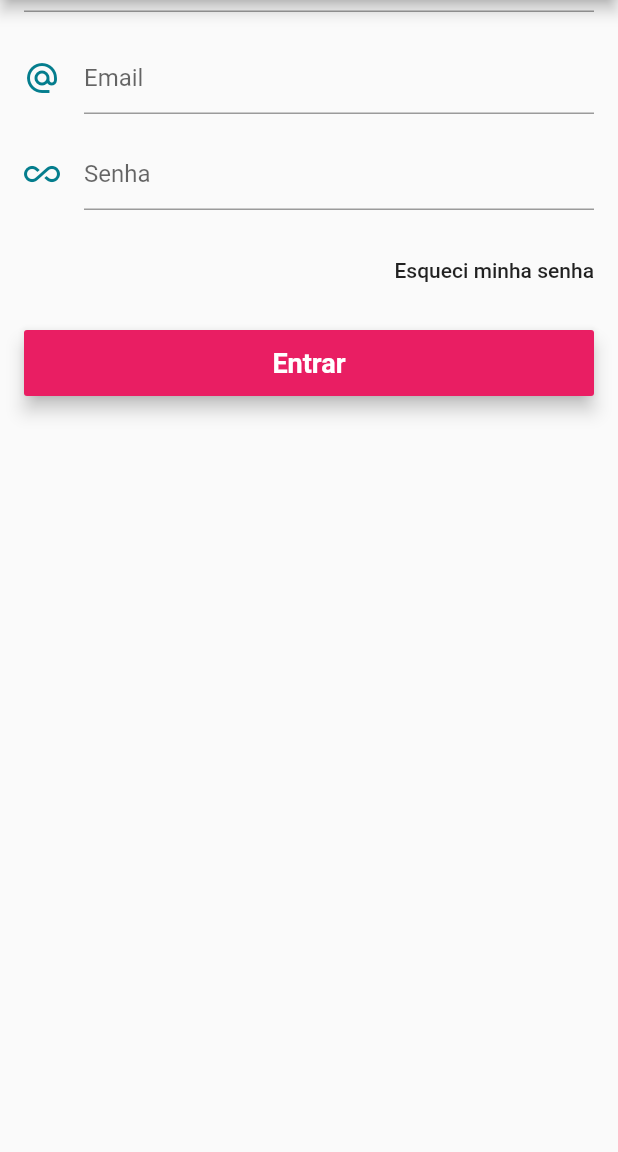
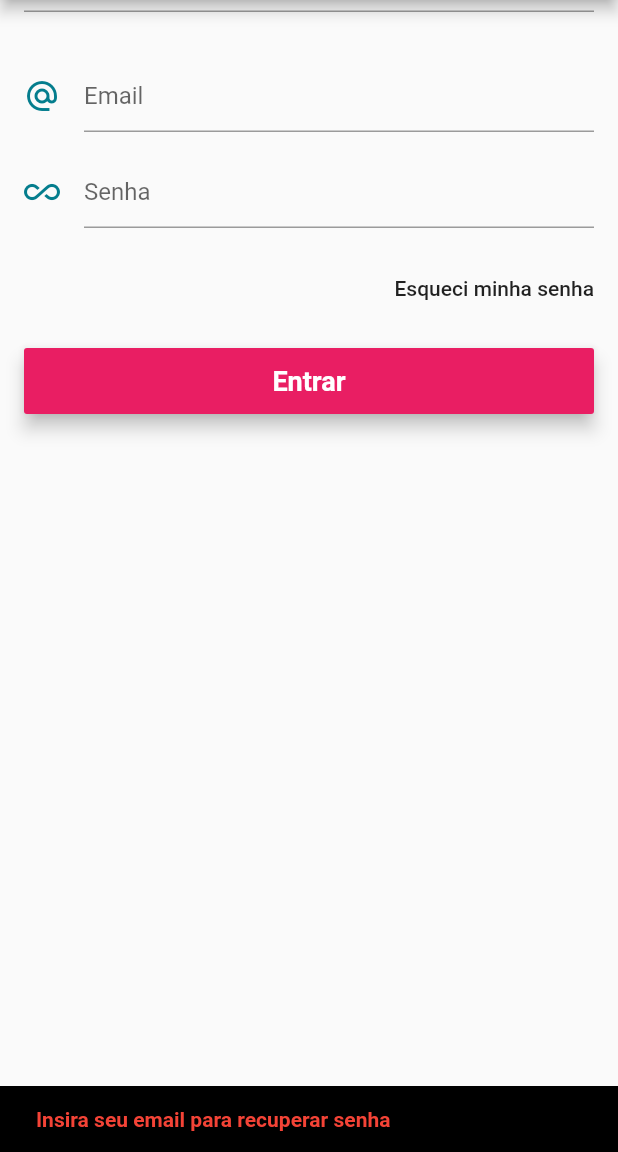
Before and after one commit to ravelinejunior/ecommerce_app, a Flutter app: the LoginScreen screen opened directly, after a tap on "Esqueci minha senha", on a phone screen of 412 x 824 dp, the part 84-1236 px from its top. Run offline on Flutter 3.47's test engine with Material 2 defaults, Android fonts, the phone set to English and light mode, and no system bars; our stand-ins replace carousel_pro, cloud_firestore, firebase_auth, transparent_image; accounts and stored records are empty.

Commit message:
Reset Password

```diff
--- a/lib/model/user_model.dart
+++ b/lib/model/user_model.dart
@@ -84,7 +84,10 @@ class UserModel extends Model {
     notifyListeners();
   }
 
-  void recoverPass() {}
+//recuperar senha
+  void recoverPass(String email) {
+    _auth.sendPasswordResetEmail(email: email);
+  }
 
   bool isLoggedIn() {
     return firebaseUser != null;
--- a/lib/screens/login_screen.dart
+++ b/lib/screens/login_screen.dart
@@ -67,7 +67,7 @@ class _LoginScreenState extends State<LoginScreen> {
                   TextFormField(
                     decoration: InputDecoration(),
                   ),
-                  SizedBox(height: 20.0),
+                  SizedBox(height: 32.0),
                   TextFormField(
                     controller: _emailController,
                     decoration: InputDecoration(
@@ -110,7 +110,31 @@ class _LoginScreenState extends State<LoginScreen> {
                   Align(
                     alignment: Alignment.centerRight,
                     child: FlatButton(
-                      onPressed: () {},
+                      onPressed: () {
+                        //verificar se email está vazio
+                        if (_emailController.text.isEmpty)
+                          _scaffoldKey.currentState.showSnackBar(SnackBar(
+                            content: Text(
+                                "Insira seu email para recuperar senha",
+                                style: TextStyle(
+                                    color: Colors.red,
+                                    fontSize: 14.0,
+                                    fontWeight: FontWeight.bold)),
+                            backgroundColor: Colors.black,
+                            duration: Duration(seconds: 3),
+                          ));
+                        else {
+                          //recuperar email
+                          model.recoverPass(_emailController.text);
+                          _scaffoldKey.currentState.showSnackBar(SnackBar(
+                            content: Text("Confira seu email",
+                                style: TextStyle(
+                                    color: Colors.white, fontSize: 14.0)),
+                            backgroundColor: Theme.of(context).primaryColor,
+                            duration: Duration(seconds: 3),
+                          ));
+                        }
+                      },
                       child: Text(
                         "Esqueci minha senha",
                         textAlign: TextAlign.right,
```
